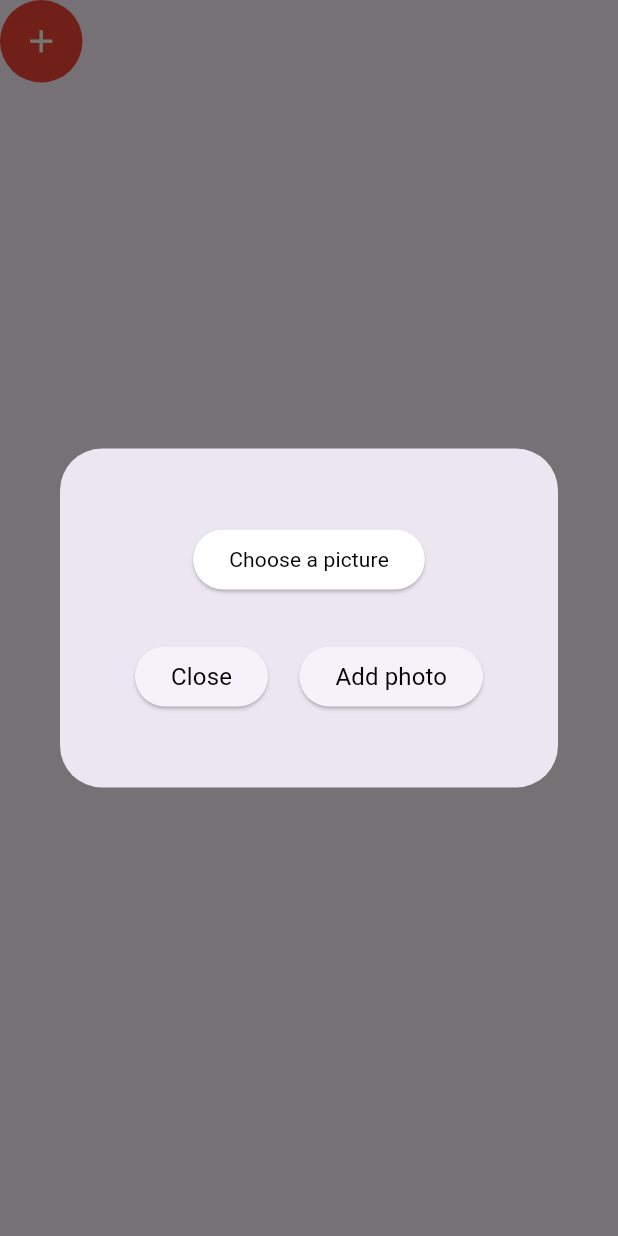
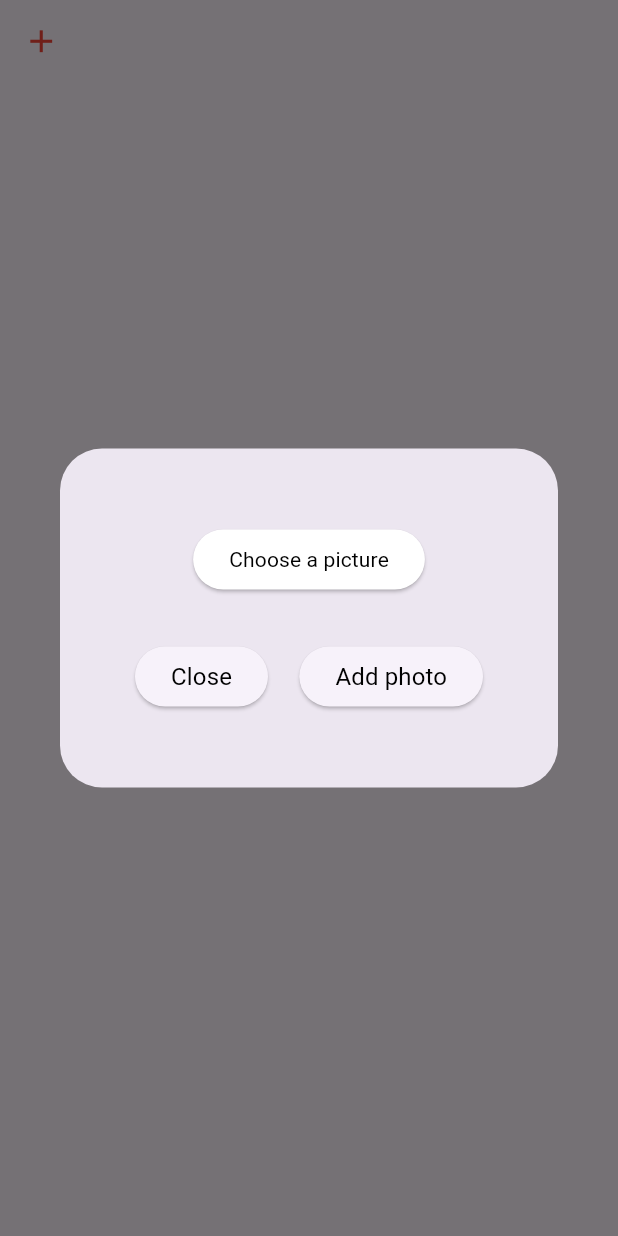
Before and after one commit to llsasas/ITU, a Flutter app: the ModifySpotButton widget shown alone on an empty page, opened directly with sample values from the repository, after a tap on the "add" icon, on a phone screen of 412 x 824 dp. Run offline on Flutter 3.47's test engine with Material 3 defaults, Android fonts, the phone set to English and light mode, and no system bars; our stand-ins replace cached_network_image, file_picker, firebase_auth, firebase_core, firebase_database, firebase_storage and 3 more; accounts and stored records are empty; network calls fail.

Commit message:
add button color?

```diff
--- a/lib/Widgets/modify_photos.dart
+++ b/lib/Widgets/modify_photos.dart
@@ -17,15 +17,12 @@ class ModifySpotButton extends StatelessWidget {
         // Předávání parametru Spot do funkce pro otevření nového okna
         _openNewWindow(context, spot);
       },
-      color: Colors.red,
-      style: ButtonStyle(
-        backgroundColor: MaterialStateProperty.all(Colors.red),
-      ),
+      tooltip: "Add photo",
       padding: const EdgeInsets.all(15.0),
       icon: const Icon(
         Icons.add_sharp,
         size: 25.0,
-        color: Colors.white,
+        color: Colors.red,
       ),
     );
   }
@@ -58,8 +55,7 @@ class ModifySpotButton extends StatelessWidget {
                 ElevatedButton(
                   onPressed: () {
                     spot.picturelinks.add("${spot.name}/$nametopass");
-                    storage.uploadFile(
-                        pathtopass, "${spot.name}/$nametopass");
+                    storage.uploadFile(pathtopass, "${spot.name}/$nametopass");
                     nametopass = '';
                     pathtopass = '';
                     Navigator.of(context).pop();
```
Also changed, not shown: pubspec.lock.
